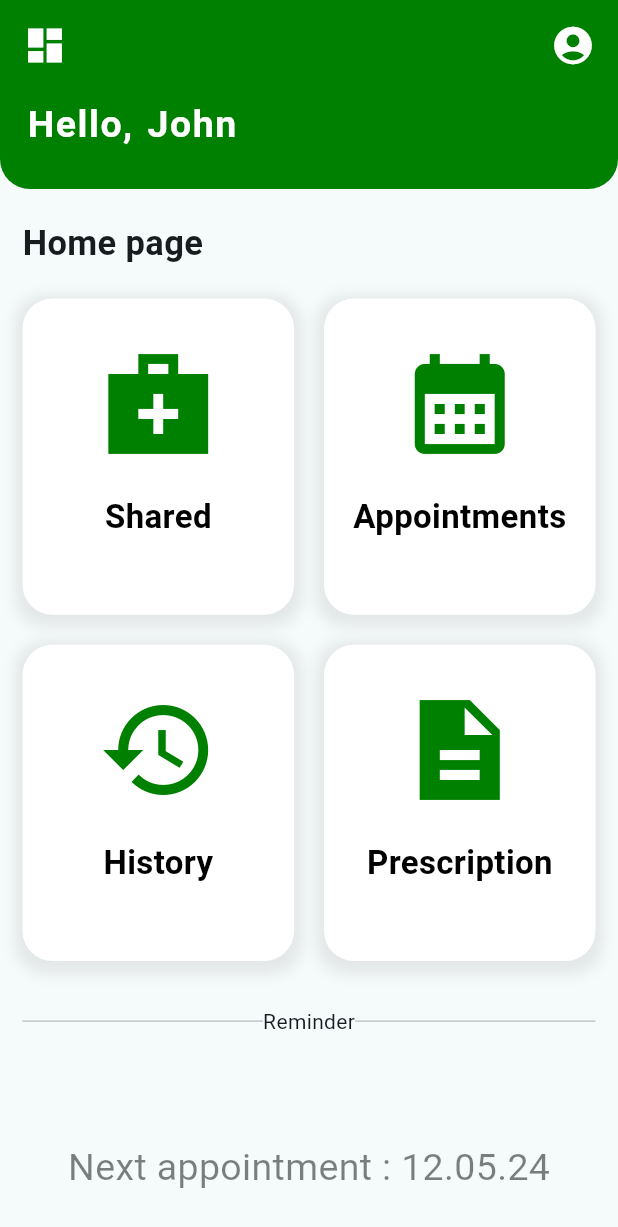
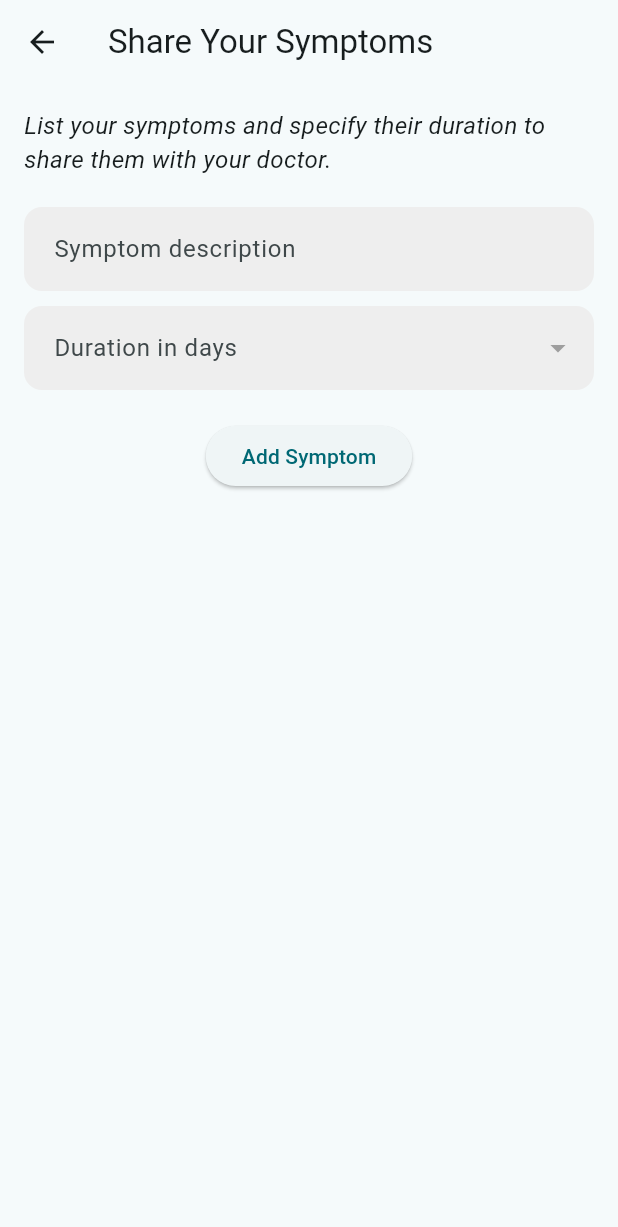
Before and after one commit to Tonydecarvalho/HealthSyncyCare, a Flutter app: the screen it shows after launch, after a tap on "Shared", on a phone screen of 412 x 824 dp. Shown: the top 1227 px of the screen. Run offline on Flutter 3.47's test engine with Material 3 defaults, Android fonts, the phone set to English and light mode, and no system bars; our stand-ins replace cloud_firestore, firebase_core, table_calendar; accounts and stored records are empty.

Commit message:
Do the shared condition page for the patient

```diff
--- a/lib/main.dart
+++ b/lib/main.dart
@@ -1,9 +1,14 @@
 import 'package:flutter/material.dart';
 import 'package:healthsyncycare/screens/home_screen.dart';
 import 'package:healthsyncycare/screens/appointment.dart';
+import 'package:healthsyncycare/screens/sharedCondition.dart';
 import 'package:provider/provider.dart';
+import 'package:firebase_core/firebase_core.dart';
 
-void main() {
+
+void main() async{
+  WidgetsFlutterBinding.ensureInitialized();
+  await Firebase.initializeApp();
   runApp(MyApp());
 }
 
@@ -24,6 +29,7 @@
         routes: {
           '/home': (context) => MyHomePage(),
           '/appointment': (context) => AppointmentPage(),
+          '/sharedCondition': (context) => SharedConditionPage(),
         },
         debugShowCheckedModeBanner: false,
       ),
--- a/lib/screens/home_screen.dart
+++ b/lib/screens/home_screen.dart
@@ -108,6 +108,7 @@ class MyHomePage extends StatelessWidget {
                           onTap: () {
                             switch (index) {
                               case 0:
+                                Navigator.pushNamed(context, '/sharedCondition');
                                 print("Open Share page");
                                 break;
                               case 1:
--- /dev/null
+++ b/lib/screens/sharedCondition.dart
@@ -0,0 +1,168 @@
+import 'package:flutter/material.dart';
+import 'package:cloud_firestore/cloud_firestore.dart';
+
+class SharedConditionPage extends StatefulWidget {
+  const SharedConditionPage({Key? key}) : super(key: key);
+
+  @override
+  _SharedConditionPageState createState() => _SharedConditionPageState();
+}
+
+class _SharedConditionPageState extends State<SharedConditionPage> {
+  final TextEditingController _descriptionController = TextEditingController();
+  List<Map<String, dynamic>> _symptoms = [];
+  int? _selectedDuration;
+
+  final List<int> _days = List.generate(30, (index) => index + 1); // Range of 1 to 30 days
+
+  void _addSymptom() {
+    final description = _descriptionController.text;
+    final duration = _selectedDuration;
+
+    if (description.isNotEmpty && duration != null) {
+      setState(() {
+        _symptoms.add({'description': description, 'duration': duration});
+        _descriptionController.clear();
+        _selectedDuration = null;
+      });
+    }
+  }
+
+void _saveConditions() async {
+  if (_symptoms.isNotEmpty) {
+    for (var symptom in _symptoms) {
+      await FirebaseFirestore.instance.collection('conditions').add(symptom);
+    }
+
+    // Clear the symptoms list
+    setState(() {
+      _symptoms.clear();
+    });
+
+    // Show confirmation dialog
+    showDialog(
+      context: context,
+      builder: (BuildContext context) {
+        return AlertDialog(
+          title: const Text("Submission Successful"),
+          content: const Text(
+            "Your symptoms have been sent to your doctor. They will get back to you as soon as possible."
+          ),
+          actions: [
+            TextButton(
+              onPressed: () {
+                // Close the dialog and navigate back to home page
+                Navigator.of(context).pop(); // Close the dialog
+                Navigator.of(context).pop(); // Navigate back to the home page
+              },
+              child: const Text("OK"),
+            ),
+          ],
+        );
+      },
+    );
+  }
+}
+
+  @override
+  Widget build(BuildContext context) {
+    return Scaffold(
+      appBar: AppBar(
+        title: const Text("Share Your Symptoms"),
+        leading: IconButton(
+          icon: const Icon(Icons.arrow_back),
+          onPressed: () => Navigator.of(context).pop(),
+        ),
+      ),
+      body: Padding(
+        padding: const EdgeInsets.all(16.0),
+        child: Column(
+          children: [
+            const Text(
+              "List your symptoms and specify their duration to share them with your doctor.",
+              style: TextStyle(fontSize: 16, fontStyle: FontStyle.italic),
+            ),
+            const SizedBox(height: 20),
+            // Symptom Description Text Field
+            TextField(
+              controller: _descriptionController,
+              decoration: InputDecoration(
+                labelText: 'Symptom description',
+                filled: true,
+                fillColor: Colors.grey[200],
+                border: OutlineInputBorder(
+                  borderRadius: BorderRadius.circular(12),
+                  borderSide: BorderSide.none,
+                ),
+                contentPadding: const EdgeInsets.symmetric(horizontal: 16, vertical: 16),
+              ),
+            ),
+            const SizedBox(height: 10),
+            // Duration Dropdown
+            DropdownButtonHideUnderline(
+              child: DropdownButtonFormField<int>(
+                value: _selectedDuration,
+                decoration: InputDecoration(
+                  labelText: 'Duration in days',
+                  filled: true,
+                  fillColor: Colors.grey[200],
+                  border: OutlineInputBorder(
+                    borderRadius: BorderRadius.circular(12),
+                    borderSide: BorderSide.none,
+                  ),
+                  contentPadding: const EdgeInsets.symmetric(horizontal: 16, vertical: 16),
+                ),
+                icon: const Icon(Icons.arrow_drop_down, color: Colors.grey),
+                style: const TextStyle(color: Colors.black87, fontSize: 16),
+                dropdownColor: Colors.white,
+                items: _days.map((day) {
+                  return DropdownMenuItem<int>(
+                    value: day,
+                    child: Text(
+                      "$day days",
+                      style: const TextStyle(color: Colors.black),
+                    ),
+                  );
+                }).toList(),
+                onChanged: (value) {
+                  setState(() {
+                    _selectedDuration = value;
+                  });
+                },
+                isExpanded: false,
+                menuMaxHeight: 200,
+              ),
+            ),
+            const SizedBox(height: 20),
+            ElevatedButton(
+              onPressed: _addSymptom,
+              child: const Text('Add Symptom'),
+            ),
+            const SizedBox(height: 20),
+            Expanded(
+              child: ListView.builder(
+                itemCount: _symptoms.length,
+                itemBuilder: (context, index) {
+                  final symptom = _symptoms[index];
+                  return ListTile(
+                    title: Text(symptom['description']),
+                    subtitle: Text("Duration: ${symptom['duration']} days"),
+                  );
+                },
+              ),
+            ),
+            if (_symptoms.isNotEmpty)
+              ElevatedButton(
+                onPressed: _saveConditions,
+                child: const Text('Submit Symptoms'),
+                style: ElevatedButton.styleFrom(
+                  backgroundColor: Colors.green,
+                  minimumSize: const Size.fromHeight(50),
+                ),
+              ),
+          ],
+        ),
+      ),
+    );
+  }
+}
--- a/pubspec.yaml
+++ b/pubspec.yaml
@@ -15,6 +15,9 @@ dependencies:
   english_words: ^4.0.0
   provider: ^6.0.0
   table_calendar: ^3.1.2
+  firebase_core: ^3.6.0
+  cloud_firestore: ^5.4.3
+  firebase_auth: ^5.3.1
 
 dev_dependencies:
   flutter_test:
```
Also changed, not shown: pubspec.lock, 6 other files.
